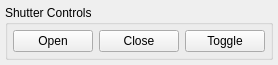
nanophotonics/nplab, file nplab/instrument/Flipper/flipper.ui: the form before one commit.
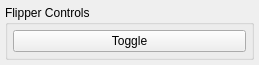
The form after the commit.

```diff
--- a/nplab/instrument/Flipper/flipper.ui
+++ b/nplab/instrument/Flipper/flipper.ui
@@ -6,7 +6,7 @@
    <rect>
     <x>0</x>
     <y>0</y>
-    <width>233</width>
+    <width>259</width>
     <height>58</height>
    </rect>
   </property>
@@ -29,7 +29,7 @@
    <item>
     <widget class="QGroupBox" name="controls_group">
      <property name="title">
-      <string>Shutter Controls</string>
+      <string>Flipper Controls</string>
      </property>
      <layout class="QHBoxLayout" name="horizontalLayout">
       <property name="leftMargin">
@@ -44,20 +44,6 @@
       <property name="bottomMargin">
        <number>5</number>
       </property>
-      <item>
-       <widget class="QPushButton" name="open_shutterButton">
-        <property name="text">
-         <string>Open</string>
-        </property>
-       </widget>
-      </item>
-      <item>
-       <widget class="QPushButton" name="close_shutterButton">
-        <property name="text">
-         <string>Close</string>
-        </property>
-       </widget>
-      </item>
       <item>
        <widget class="QPushButton" name="toggleButton">
         <property name="text">
```
